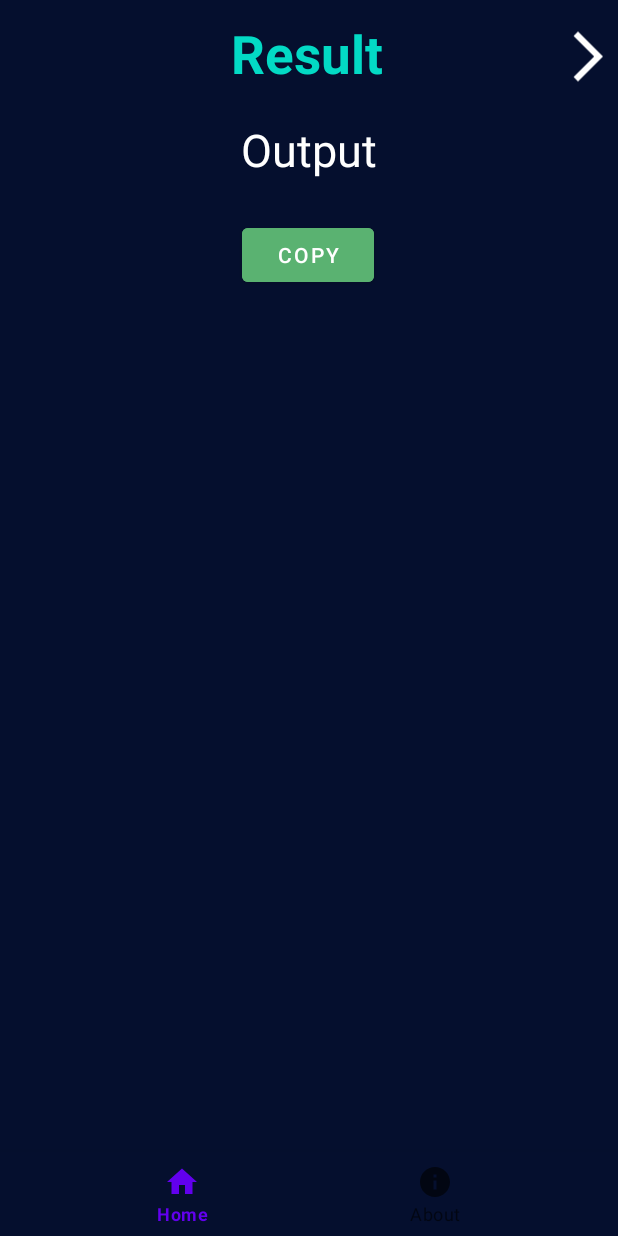
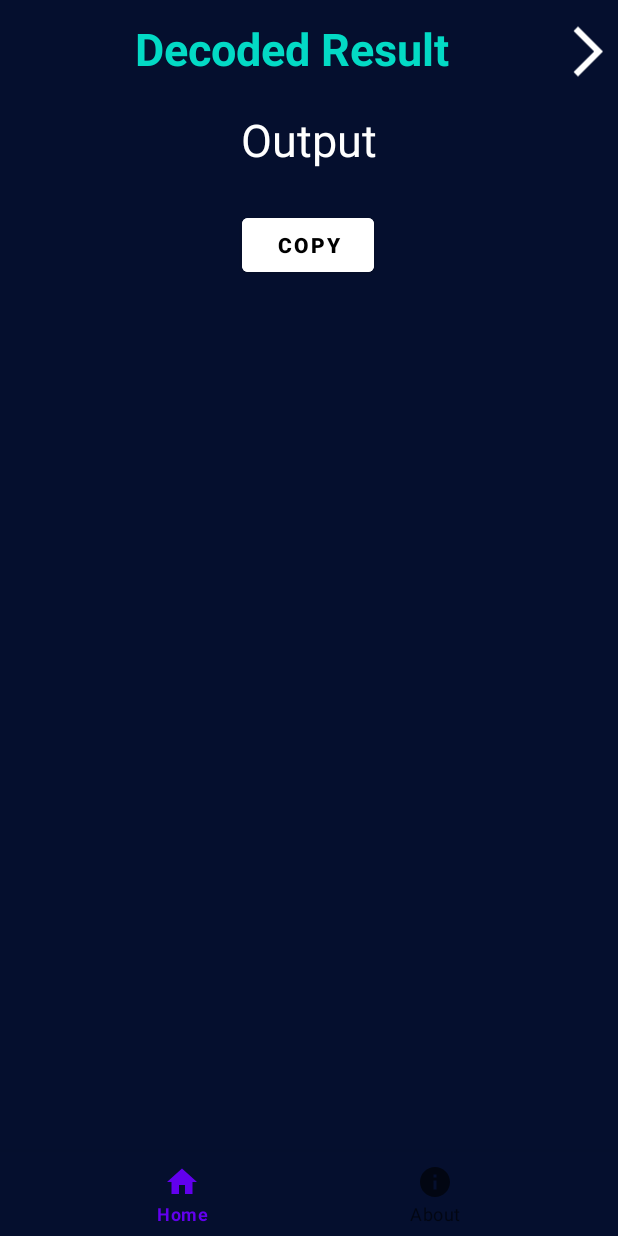
Before and after one commit to ShaikhFarhan882/Base64-Encoder-Decoder, an Android app: the fragment DecodeResults placed in its activity, on a phone screen of 412 x 824 dp. Run offline under Robolectric (Android 15) with nearby library versions, the phone set to English and light mode, and no system bars; our stand-ins replace data binding, navigation-ui; libraries missing offline, so code that uses them is left out: es.dmoral.toasty; 2 statements that could not run were skipped.

Commit message:
Minor UI Elements updates.

```diff
--- a/app/src/main/res/layout/fragment_decode_results.xml
+++ b/app/src/main/res/layout/fragment_decode_results.xml
@@ -19,10 +19,10 @@
             android:layout_width="wrap_content"
             android:layout_height="wrap_content"
             android:layout_marginTop="12dp"
-            android:text="Result"
+            android:text="Decoded Result"
             android:textAlignment="center"
             android:textColor="@color/teal_200"
-            android:textSize="35sp"
+            android:textSize="30sp"
             android:textStyle="bold"
             app:layout_constraintEnd_toStartOf="@+id/backToHome"
             app:layout_constraintHorizontal_bias="0.591"
@@ -50,9 +50,10 @@
             android:layout_width="wrap_content"
             android:layout_height="wrap_content"
             android:layout_marginTop="16dp"
-            android:backgroundTint="@color/copy"
+            android:backgroundTint="@color/white"
             android:text="Copy"
-            android:textColor="@color/white"
+            android:textColor="@color/black"
+            android:textStyle="bold"
             app:layout_constraintEnd_toEndOf="parent"
             app:layout_constraintHorizontal_bias="0.498"
             app:layout_constraintStart_toStartOf="parent"
--- a/app/src/main/res/values-night/themes.xml
+++ b/app/src/main/res/values-night/themes.xml
@@ -12,5 +12,6 @@
         <!-- Status bar color. -->
         <item name="android:statusBarColor" tools:targetApi="l">@color/dark</item>
         <!-- Customize your theme here. -->
+        <item name="android:navigationBarColor">@color/dark</item>
     </style>
 </resources>
--- a/app/src/main/res/values/themes.xml
+++ b/app/src/main/res/values/themes.xml
@@ -12,5 +12,6 @@
         <!-- Status bar color. -->
         <item name="android:statusBarColor" tools:targetApi="l">@color/dark</item>
         <!-- Customize your theme here. -->
+        <item name="android:navigationBarColor">@color/dark</item>
     </style>
 </resources>
```
Also changed, not shown: app/src/main/java/com/example/b64_encoder_decoder/viewmodels/MainViewModel.kt (+0 -14 lines), app/src/main/res/layout/fragment_encode_results.xml (+5 -4 lines).
